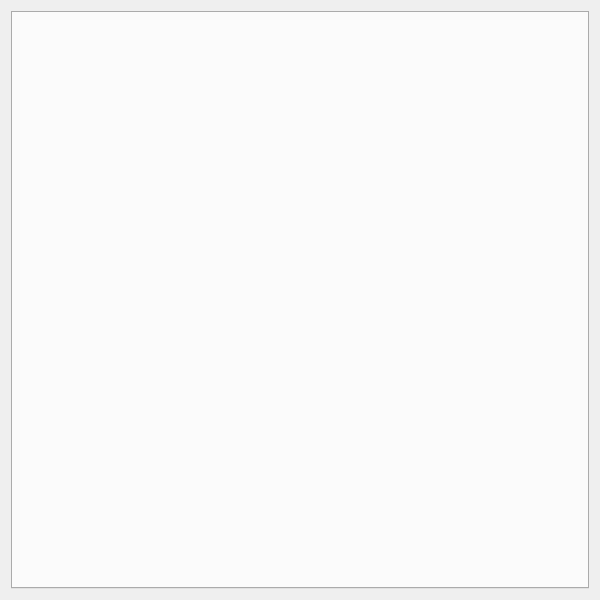
This is training/mainwindow.ui in TheMrButcher/offline-mentor as Qt 5 draws it before an edit. The edited form follows.
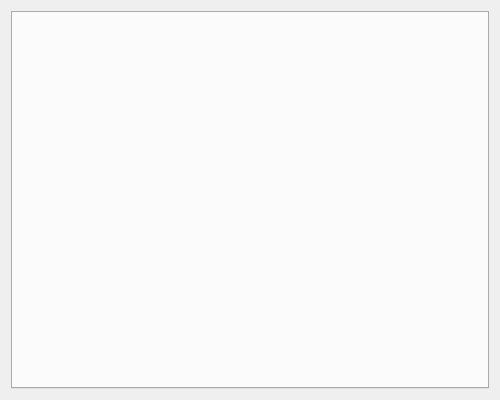
This is the edited form.

What changed in the file:
```diff
--- a/training/mainwindow.ui
+++ b/training/mainwindow.ui
@@ -6,8 +6,8 @@
    <rect>
     <x>0</x>
     <y>0</y>
-    <width>600</width>
-    <height>600</height>
+    <width>500</width>
+    <height>400</height>
    </rect>
   </property>
   <property name="windowTitle">
```
